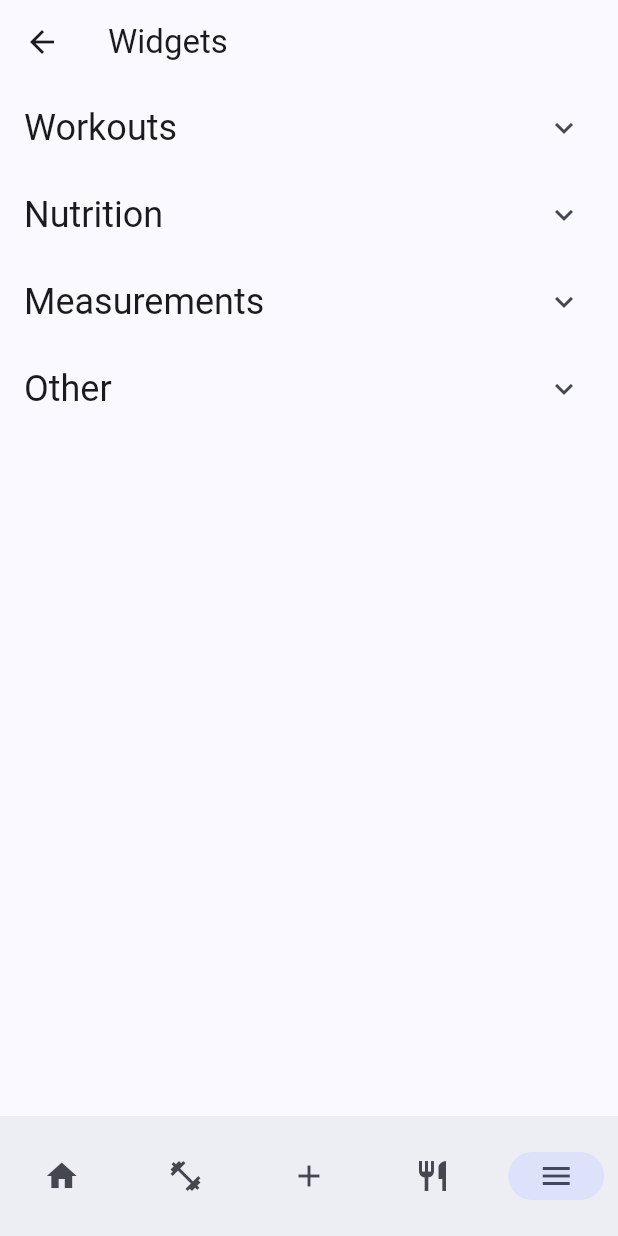
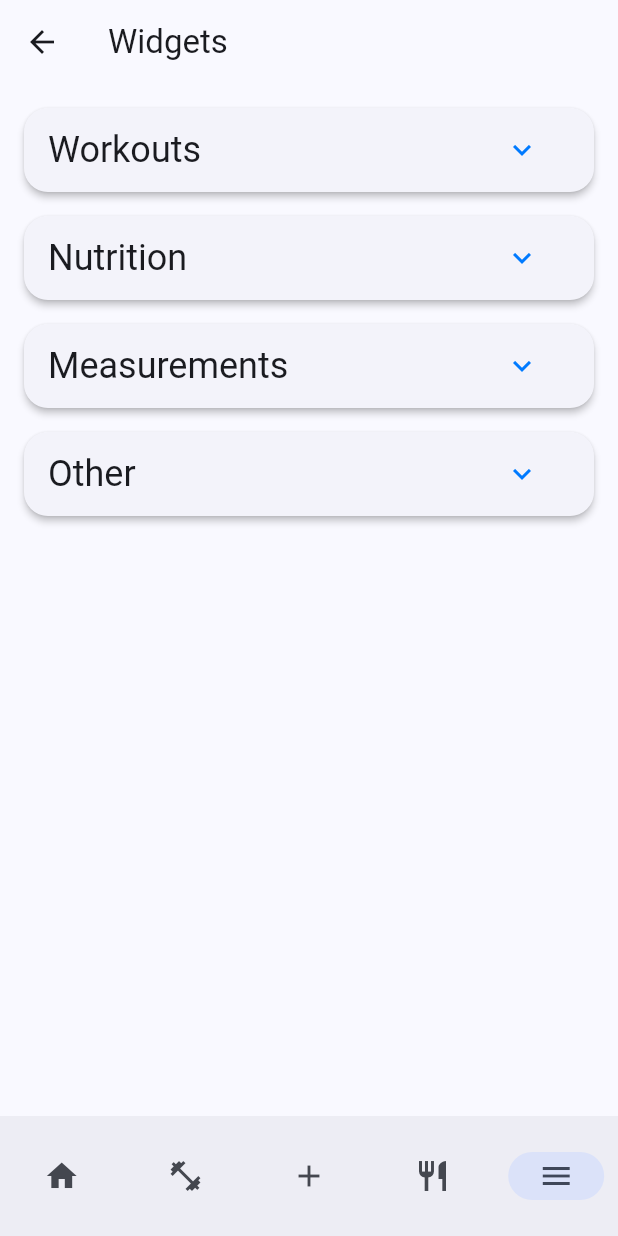
Before and after one commit to Mobile-applikasjoner-gruppe-1/fit_and_healthy, a Flutter app: the WidgetSettingsPage screen opened by its route, on a phone screen of 412 x 824 dp. Run offline on Flutter 3.47's test engine with Material 3 defaults, Android fonts, the phone set to English and light mode, and no system bars; our stand-ins replace firebase_auth, firebase_core, fl_chart, flutter_riverpod, flutter_svg, go_router and 2 more; accounts and stored records are empty; generated files the repository leaves out were written again.

Commit message:
Update the widget page look, and reuse the chart from measurement in the card weight

```diff
--- a/lib/src/features/settings/pages/widget_settings_page.dart
+++ b/lib/src/features/settings/pages/widget_settings_page.dart
@@ -4,14 +4,29 @@ import 'package:fit_and_healthy/src/nested_scaffold.dart';
 import 'package:flutter/material.dart';
 import 'package:flutter_riverpod/flutter_riverpod.dart';
 
-class WidgetSettingsPage extends ConsumerWidget {
+class WidgetSettingsPage extends ConsumerStatefulWidget {
   const WidgetSettingsPage({super.key});
 
   static const route = '/widget';
   static const routeName = 'Widget Settings';
 
   @override
-  Widget build(BuildContext context, WidgetRef ref) {
+  ConsumerState<WidgetSettingsPage> createState() => _WidgetSettingsPageState();
+}
+
+class _WidgetSettingsPageState extends ConsumerState<WidgetSettingsPage> {
+  final Map<WidgetCardCategory, bool> _expandedState = {};
+
+  @override
+  void initState() {
+    super.initState();
+    for (var category in WidgetCardCategory.values) {
+      _expandedState[category] = false; // Default: all collapsed
+    }
+  }
+
+  @override
+  Widget build(BuildContext context) {
     final selectedCards = ref.watch(CardProvider);
     final notifier = ref.read(CardProvider.notifier);
     final theme = Theme.of(context);
@@ -19,20 +34,69 @@ class WidgetSettingsPage extends ConsumerWidget {
     final groupedCards = _groupCardsByCategory();
 
     return NestedScaffold(
-      appBar: AppBar(title: Text('Widgets')),
-      body: ListView(
-        children: groupedCards.entries.map(
-          (e) {
-            final categoryName = _categoryName(e.key);
-            final categoryCards = e.value;
+      appBar: AppBar(title: const Text('Widgets')),
+      body: Padding(
+        padding: const EdgeInsets.all(16.0),
+        child: ListView(
+          children: groupedCards.entries.map((entry) {
+            final categoryName = _categoryName(entry.key);
+            final categoryCards = entry.value;
 
-            return ExpansionTile(
+            return _buildCategoryCard(
+              context,
+              theme,
+              categoryName,
+              categoryCards,
+              selectedCards,
+              notifier,
+              entry.key,
+            );
+          }).toList(),
+        ),
+      ),
+    );
+  }
+
+  Widget _buildCategoryCard(
+    BuildContext context,
+    ThemeData theme,
+    String categoryName,
+    List<WidgetCard> categoryCards,
+    List<WidgetCard> selectedCards,
+    StateController<List<WidgetCard>> notifier,
+    WidgetCardCategory category,
+  ) {
+    final isExpanded = _expandedState[category] ?? false;
+
+    return Card(
+      elevation: 2,
+      shape: RoundedRectangleBorder(
+        borderRadius: BorderRadius.circular(16),
+      ),
+      margin: const EdgeInsets.only(bottom: 16),
+      child: Column(
+        children: [
+          ListTile(
             title: Text(
               categoryName,
-                style: theme.textTheme.headlineSmall?.copyWith(
-                  color: theme.colorScheme.onSurface,
+              style: theme.textTheme.headlineSmall,
+            ),
+            trailing: IconButton(
+              icon: Icon(
+                isExpanded
+                    ? Icons.keyboard_arrow_up
+                    : Icons.keyboard_arrow_down,
+                color: theme.colorScheme.primary,
+              ),
+              onPressed: () {
+                setState(() {
+                  _expandedState[category] = !isExpanded;
+                });
+              },
             ),
           ),
+          if (isExpanded)
+            Column(
               children: categoryCards.map((card) {
                 final isSelected = selectedCards.contains(card);
                 return GestureDetector(
@@ -47,12 +111,24 @@ class WidgetSettingsPage extends ConsumerWidget {
                     color: isSelected
                         ? theme.colorScheme.primary.withOpacity(0.1)
                         : theme.colorScheme.surface,
-                    elevation: 2,
+                    elevation: 0,
+                    margin:
+                        const EdgeInsets.symmetric(horizontal: 16, vertical: 8),
                     shape: RoundedRectangleBorder(
-                      borderRadius: BorderRadius.circular(8),
+                      borderRadius: BorderRadius.circular(12),
                     ),
-                    child: ListTile(
-                      title: Text(
+                    child: Padding(
+                      padding: const EdgeInsets.symmetric(
+                        vertical: 12,
+                        horizontal: 16,
+                      ),
+                      child: Row(
+                        mainAxisAlignment: MainAxisAlignment.spaceBetween,
+                        children: [
+                          Column(
+                            crossAxisAlignment: CrossAxisAlignment.start,
+                            children: [
+                              Text(
                                 card.title,
                                 style: theme.textTheme.bodyLarge?.copyWith(
                                   color: isSelected
@@ -60,52 +136,47 @@ class WidgetSettingsPage extends ConsumerWidget {
                                       : theme.colorScheme.onSurface,
                                 ),
                               ),
-                      trailing: IconButton(
+                              const SizedBox(height: 4),
+                              Container(
+                                padding: const EdgeInsets.symmetric(
+                                  horizontal: 8,
+                                  vertical: 4,
+                                ),
+                                decoration: BoxDecoration(
+                                  color: theme.colorScheme.primary
+                                      .withOpacity(0.1),
+                                  borderRadius: BorderRadius.circular(8),
+                                ),
+                                child: Text(
+                                  card.size == 1.0
+                                      ? 'Full width'
+                                      : 'Half width',
+                                  style: theme.textTheme.bodySmall?.copyWith(
+                                    color: theme.colorScheme.primary,
+                                    fontWeight: FontWeight.bold,
+                                  ),
+                                ),
+                              ),
+                            ],
+                          ),
+                          IconButton(
                             icon: Icon(
-                          Icons.info_outline,
-                          color: theme.colorScheme.onSurface,
+                              Icons.visibility,
+                              color: theme.colorScheme.primary,
                             ),
                             onPressed: () {
                               _showCardPreview(context, card);
                             },
                           ),
+                        ],
+                      ),
                     ),
                   ),
                 );
               }).toList(),
-            );
-          },
-        ).toList(),
             ),
-      // body: ListView.builder(
-      //   itemCount: allCards.length,
-      //   itemBuilder: (context, index) {
-      //     final card = allCards[index];
-      //     final isSelected = selectedCards.contains(card);
-
-      //     return GestureDetector(
-      //       onTap: () {
-      //         if (isSelected) {
-      //           notifier.state = List.from(notifier.state)..remove(card);
-      //         } else {
-      //           notifier.state = List.from(notifier.state)..add(card);
-      //         }
-      //       },
-      //       child: Card(
-      //         color: isSelected ? Colors.blue[100] : Colors.white,
-      //         child: ListTile(
-      //           title: Text(card.title),
-      //           trailing: IconButton(
-      //             icon: Icon(Icons.info_outline),
-      //             onPressed: () {
-      //               _showCardPreview(context, card);
-      //             },
-      //           ),
-      //         ),
-      //       ),
-      //     );
-      //   },
-      // ),
+        ],
+      ),
     );
   }
 
@@ -150,22 +221,14 @@ class WidgetSettingsPage extends ConsumerWidget {
             // Centered card content
             Center(
               child: Padding(
-                padding: const EdgeInsets.symmetric(horizontal: 8.0),
-                child: ConstrainedBox(
-                  constraints: BoxConstraints(
-                    maxWidth: MediaQuery.of(context).size.width *
+                padding: const EdgeInsets.all(16.0), // Padding around the card
+                child: SizedBox(
+                  width: MediaQuery.of(context).size.width *
                       (cardContent.size == 1.0
-                            ? 0.9
-                            : 0.45), // Adjust width based on size
-                    maxHeight: 300, // Optional: limit height
-                  ),
-                  child: Card(
-                    elevation: 8,
-                    child: Padding(
-                      padding: const EdgeInsets.all(16.0),
+                          ? 1.0
+                          : 0.5), // Width for 1.0 or 0.5
+                  height: 200, // Set standard height (similar to dashboard)
                   child: cardContent.builder(), // Render the card's content
-                    ),
-                  ),
                 ),
               ),
             ),
```
Also changed, not shown: lib/shared/utils/card_provider.dart (+14 -1 lines), lib/shared/widgets/cards/card_weight.dart (+16 -74 lines). Lines whose indentation alone changed are shown as unchanged.
